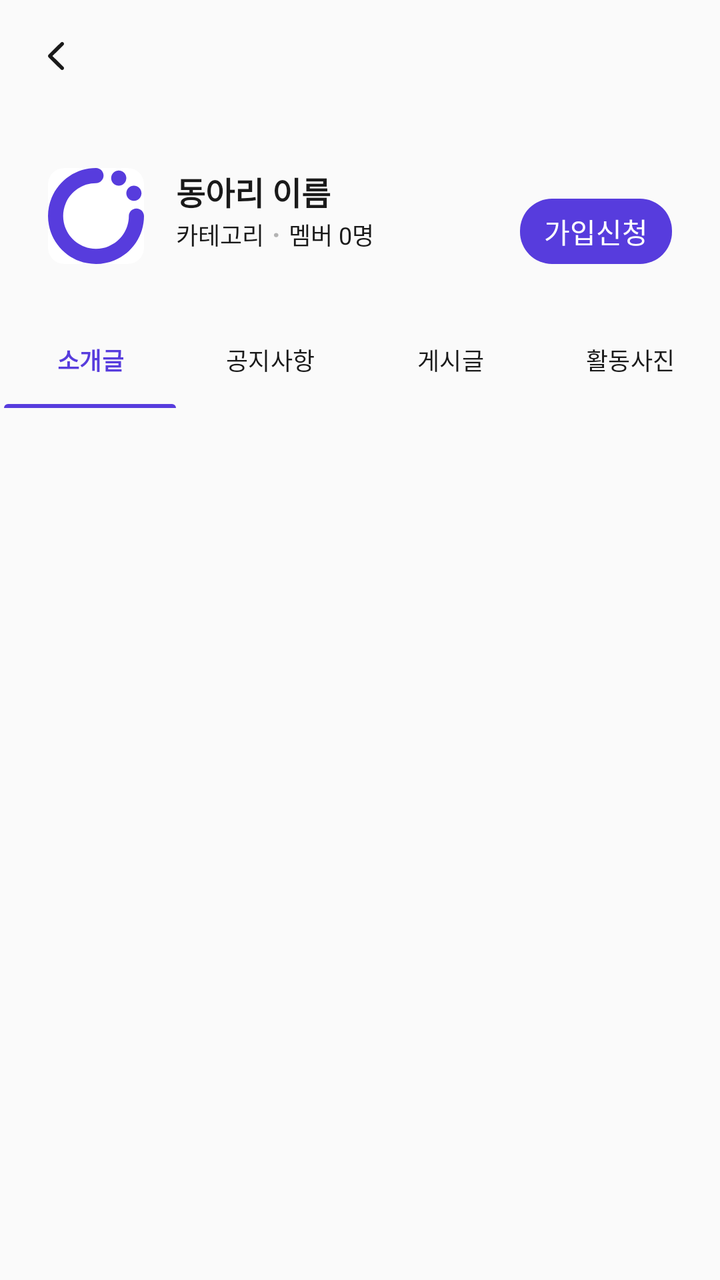
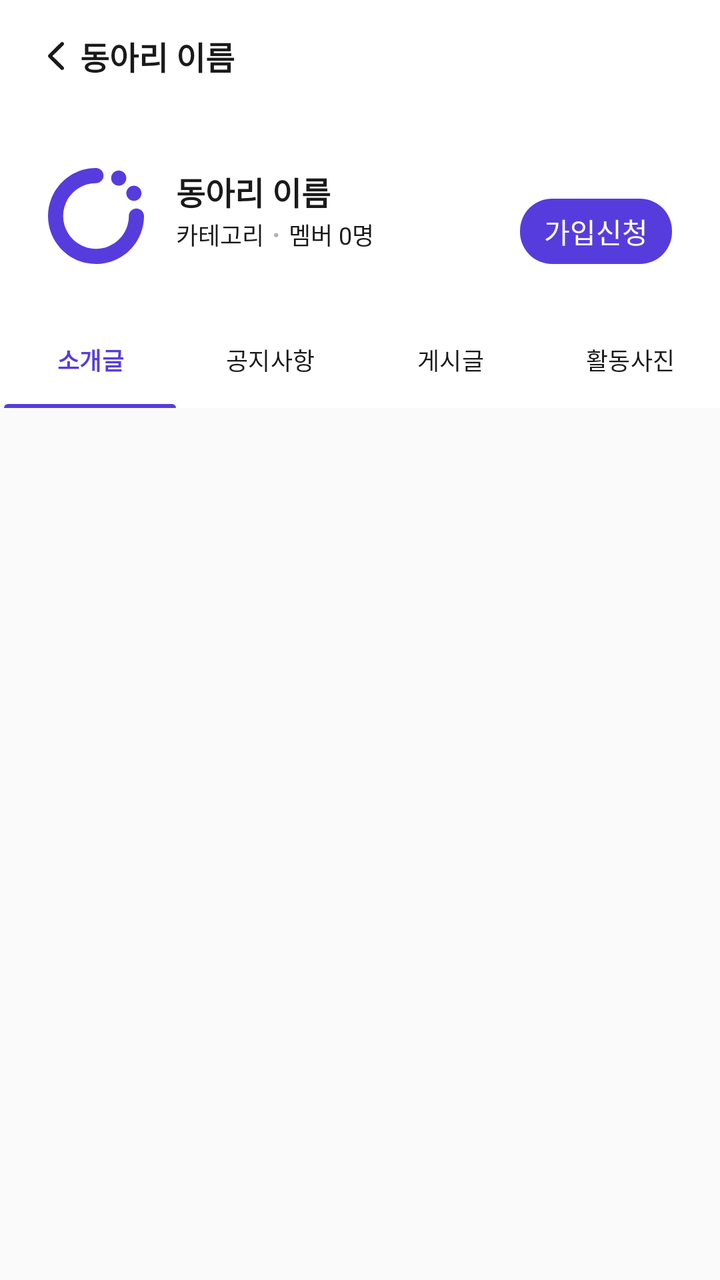

The first picture is an Android layout as it rendered before a commit; the second is the same layout after the commit. The layout source and the unified diff follow.
<!-- AndroidManifest.xml: application theme Theme.CircleOn -->
<!-- res/layout/fragment_circle_detail.xml -->
<?xml version="1.0" encoding="utf-8"?>
<androidx.coordinatorlayout.widget.CoordinatorLayout xmlns:android="http://schemas.android.com/apk/res/android"
    xmlns:tools="http://schemas.android.com/tools"
    xmlns:app="http://schemas.android.com/apk/res-auto"
    android:layout_width="match_parent"
    android:layout_height="match_parent"
    android:background="@color/grey_1"
    tools:context=".view.screen.home.CircleDetailFragment">

    <com.google.android.material.appbar.AppBarLayout
        android:id="@+id/abCircleDetail"
        android:layout_width="match_parent"
        android:layout_height="wrap_content"
        android:background="@color/grey_1">

        <com.google.android.material.appbar.CollapsingToolbarLayout
            android:id="@+id/ctbCircleDetail"
            android:layout_width="match_parent"
            android:layout_height="wrap_content"
            app:layout_scrollFlags="scroll|exitUntilCollapsed"
            android:background="@color/grey_1">

            <androidx.constraintlayout.widget.ConstraintLayout
                android:layout_width="match_parent"
                android:layout_height="100dp"
                android:layout_marginTop="56dp"
                android:paddingBottom="24dp"
                android:paddingHorizontal="24dp"
                app:layout_collapseMode="parallax"
                app:layout_collapseParallaxMultiplier="0.75">

                <androidx.appcompat.widget.LinearLayoutCompat
                    android:layout_width="wrap_content"
                    android:layout_height="wrap_content"
                    android:orientation="horizontal"
                    app:layout_constraintStart_toStartOf="parent"
                    app:layout_constraintBottom_toBottomOf="parent">

                    <androidx.appcompat.widget.AppCompatImageView
                        android:id="@+id/imgCircleThumbnail"
                        android:layout_width="48dp"
                        android:layout_height="48dp"
                        android:background="@drawable/bg_image_rounded_rectangle"
                        android:src="@drawable/logo_main"
                        android:clipToOutline="true"/>

                    <androidx.appcompat.widget.LinearLayoutCompat
                        android:layout_width="wrap_content"
                        android:layout_height="wrap_content"
                        android:layout_marginStart="@dimen/margin_padding_large"
                        android:orientation="vertical">

                        <androidx.appcompat.widget.AppCompatTextView
                            android:id="@+id/txtCircleName"
                            android:layout_width="wrap_content"
                            android:layout_height="wrap_content"
                            android:textAppearance="@style/large_bold_text"
                            android:textColor="@color/grey_9"
                            android:text="동아리 이름"/>

                        <LinearLayout
                            android:layout_width="wrap_content"
                            android:layout_height="wrap_content"
                            android:orientation="horizontal">

                            <androidx.appcompat.widget.AppCompatTextView
                                android:id="@+id/txtCircleCategory"
                                android:layout_width="wrap_content"
                                android:layout_height="wrap_content"
                                android:textSize="@dimen/text_size_small"
                                android:textColor="@color/grey_9"
                                android:text="카테고리"/>

                            <androidx.appcompat.widget.AppCompatTextView
                                android:layout_width="wrap_content"
                                android:layout_height="wrap_content"
                                android:layout_marginHorizontal="@dimen/margin_padding_extremely_small"
                                android:textColor="@color/grey_5"
                                android:textStyle="bold"
                                android:text="·"/>

                            <androidx.appcompat.widget.AppCompatTextView
                                android:id="@+id/txtCirclePeopleCount"
                                android:layout_width="wrap_content"
                                android:layout_height="wrap_content"
                                android:textSize="@dimen/text_size_small"
                                android:textColor="@color/grey_9"
                                android:text="멤버 0명"/>

                        </LinearLayout>

                    </androidx.appcompat.widget.LinearLayoutCompat>
                    
                </androidx.appcompat.widget.LinearLayoutCompat>
                
                <androidx.appcompat.widget.AppCompatTextView
                    android:id="@+id/btnSignUpCircle"
                    android:layout_width="wrap_content"
                    android:layout_height="wrap_content"
                    android:paddingHorizontal="@dimen/margin_padding_default"
                    android:paddingVertical="6dp"
                    android:textColor="@color/white"
                    android:text="@string/btn_sign_up_circle"
                    android:background="@drawable/bg_button"
                    app:layout_constraintEnd_toEndOf="parent"
                    app:layout_constraintBottom_toBottomOf="parent"/>
                
            </androidx.constraintlayout.widget.ConstraintLayout>

            <androidx.appcompat.widget.Toolbar
                android:id="@+id/tbCircleDetail"
                android:layout_width="match_parent"
                android:layout_height="56dp"
                app:popupTheme="@style/pop_up_menu"
                app:layout_collapseMode="pin">

                <androidx.appcompat.widget.AppCompatImageView
                    android:id="@+id/btnBack"
                    android:layout_width="wrap_content"
                    android:layout_height="wrap_content"
                    android:src="@drawable/ic_back"
                    android:background="@null"/>

            </androidx.appcompat.widget.Toolbar>

        </com.google.android.material.appbar.CollapsingToolbarLayout>
        
        <com.google.android.material.tabs.TabLayout
            android:id="@+id/tlCircleDetail"
            android:layout_width="match_parent"
            android:layout_height="wrap_content"
            android:background="@color/grey_1"
            app:tabIndicatorColor="@color/purple_5"
            app:tabMode="fixed"
            app:tabRippleColor="@null"
            app:tabTextAppearance="@style/small_text"
            app:tabSelectedTextColor="@color/purple_5"
            app:tabSelectedTextAppearance="@style/small_bold_style_text"
            app:tabTextColor="@color/grey_9"
            app:tabIndicatorAnimationDuration="0"
            app:tabIndicatorHeight="2dp"
            app:tabIndicatorFullWidth="true">

            <com.google.android.material.tabs.TabItem
                android:layout_width="wrap_content"
                android:layout_height="wrap_content"
                android:text="@string/tab_name_introduction" />

            <com.google.android.material.tabs.TabItem
                android:layout_width="wrap_content"
                android:layout_height="wrap_content"
                android:text="@string/tab_name_announcement"/>

            <com.google.android.material.tabs.TabItem
                android:layout_width="wrap_content"
                android:layout_height="wrap_content"
                android:text="@string/tab_name_post"/>

            <com.google.android.material.tabs.TabItem
                android:layout_width="wrap_content"
                android:layout_height="wrap_content"
                android:text="@string/tab_name_activity_photo"/>

        </com.google.android.material.tabs.TabLayout>

    </com.google.android.material.appbar.AppBarLayout>

    <FrameLayout
        android:id="@+id/flCircleDetail"
        android:layout_width="match_parent"
        android:layout_height="match_parent"
        app:layout_behavior="@string/appbar_scrolling_view_behavior">
    </FrameLayout>

</androidx.coordinatorlayout.widget.CoordinatorLayout>
<!-- resources referenced by this layout -->
<resources>
  <color name="grey_1">#FAFAFA</color>
  <color name="grey_5">#B3B3B3</color>
  <color name="grey_9">#1A1A1A</color>
  <color name="purple_5">#573CDD</color>
  <color name="white">#FFFFFFFF</color>
  <dimen name="margin_padding_default">12dp</dimen>
  <dimen name="margin_padding_extremely_small">4dp</dimen>
  <dimen name="margin_padding_large">16dp</dimen>
  <dimen name="text_size_small">12sp</dimen>
  <!-- drawable bg_button (drawable) -->
  <?xml version="1.0" encoding="utf-8"?>
  <shape xmlns:android="http://schemas.android.com/apk/res/android"
      android:shape="rectangle">
  
      <corners android:radius="@dimen/round_tag"/>
      <solid android:color="@color/purple_5"/>
  </shape>
  <!-- drawable bg_image_rounded_rectangle (drawable) -->
  <?xml version="1.0" encoding="utf-8"?>
  <shape xmlns:android="http://schemas.android.com/apk/res/android"
      android:shape="rectangle">
  
      <solid android:color="@color/white"/>
      <corners android:radius="@dimen/round_default"/>
  </shape>
  <!-- drawable ic_back (drawable) -->
  <vector xmlns:android="http://schemas.android.com/apk/res/android"
      android:width="24dp"
      android:height="24dp"
      android:viewportWidth="24"
      android:viewportHeight="24">
    <path
        android:pathData="M8,12C8,12.276 8.102,12.513 8.321,12.718L14.417,18.732C14.59,18.905 14.809,19 15.068,19C15.585,19 16,18.59 16,18.061C16,17.801 15.89,17.572 15.718,17.39L10.225,12L15.718,6.61C15.89,6.428 16,6.192 16,5.939C16,5.41 15.585,5 15.068,5C14.809,5 14.59,5.095 14.417,5.268L8.321,11.274C8.102,11.487 8,11.724 8,12Z"
        android:fillColor="#1A1A1A"/>
  </vector>
  <string name="btn_sign_up_circle">가입신청</string>
  <string name="tab_name_activity_photo">활동사진</string>
  <string name="tab_name_announcement">공지사항</string>
  <string name="tab_name_introduction">소개글</string>
  <string name="tab_name_post">게시글</string>
  <style name="large_bold_text">
          <item name="android:textSize">@dimen/text_size_large</item>
          <item name="android:textFontWeight">600</item>
      </style>
  <style name="pop_up_menu">
          <item name="popupMenuBackground">@color/white</item>
          <item name="overlapAnchor">false</item>
          <item name="android:textColor">@color/grey_9</item>
          <item name="android:textSize">14sp</item>
          <item name="android:layout_width">48dp</item>
      </style>
  <style name="small_bold_style_text">
          <item name="android:textSize">@dimen/text_size_small</item>
          <item name="android:textStyle">bold</item>
      </style>
  <style name="small_text">
          <item name="android:textSize">@dimen/text_size_small</item>
          <item name="android:textStyle">normal</item>
      </style>
  <style name="Theme.CircleOn" parent="Base.Theme.CircleOn" />v
  <dimen name="round_tag">16dp</dimen>
  <dimen name="round_default">8dp</dimen>
  <dimen name="text_size_large">16sp</dimen>
  <style name="Base.Theme.CircleOn" parent="Theme.Material3.DayNight.NoActionBar">
          <item name="android:statusBarColor">@color/grey_3</item>
      </style>
  <color name="grey_3">#EBEBEB</color>
  <!-- unchanged entries left out for length: 1 -->
</resources>

<!-- the commit's change to res/layout/fragment_circle_detail.xml (unified diff, before → after) -->
@@ -18,7 +18,8 @@
             android:layout_width="match_parent"
             android:layout_height="wrap_content"
             app:layout_scrollFlags="scroll|exitUntilCollapsed"
-            android:background="@color/grey_1">
+            app:contentScrim="@color/white"
+            android:background="@color/white">
 
             <androidx.constraintlayout.widget.ConstraintLayout
                 android:layout_width="match_parent"
@@ -121,6 +122,14 @@
                     android:src="@drawable/ic_back"
                     android:background="@null"/>
 
+                <androidx.appcompat.widget.AppCompatTextView
+                    android:id="@+id/txtTbCircleName"
+                    android:layout_width="wrap_content"
+                    android:layout_height="wrap_content"
+                    android:textAppearance="@style/large_bold_text"
+                    android:textColor="@color/grey_9"
+                    android:text="동아리 이름"/>
+
             </androidx.appcompat.widget.Toolbar>
 
         </com.google.android.material.appbar.CollapsingToolbarLayout>
@@ -129,7 +138,7 @@
             android:id="@+id/tlCircleDetail"
             android:layout_width="match_parent"
             android:layout_height="wrap_content"
-            android:background="@color/grey_1"
+            android:background="@color/white"
             app:tabIndicatorColor="@color/purple_5"
             app:tabMode="fixed"
             app:tabRippleColor="@null"
<!-- resource entries referenced after the edit -->
@@ -45,7 +45,7 @@
           <item name="android:textFontWeight">600</item>
       </style>
   <style name="pop_up_menu">
-          <item name="popupMenuBackground">@color/white</item>
+          <item name="popupMenuBackground">@drawable/bg_overflow_menu</item>
           <item name="overlapAnchor">false</item>
           <item name="android:textColor">@color/grey_9</item>
           <item name="android:textSize">14sp</item>
@@ -63,6 +63,16 @@
   <dimen name="round_tag">16dp</dimen>
   <dimen name="round_default">8dp</dimen>
   <dimen name="text_size_large">16sp</dimen>
+  <!-- drawable bg_overflow_menu (drawable) -->
+  <?xml version="1.0" encoding="utf-8"?>
+  <shape xmlns:android="http://schemas.android.com/apk/res/android"
+      android:shape="rectangle">
+  
+      <corners android:radius="@dimen/round_default"/>
+      <stroke android:color="@color/grey_3"
+          android:width="1dp" />
+      <solid android:color="@color/white" />
+  </shape>
   <style name="Base.Theme.CircleOn" parent="Theme.Material3.DayNight.NoActionBar">
           <item name="android:statusBarColor">@color/grey_3</item>
       </style>
